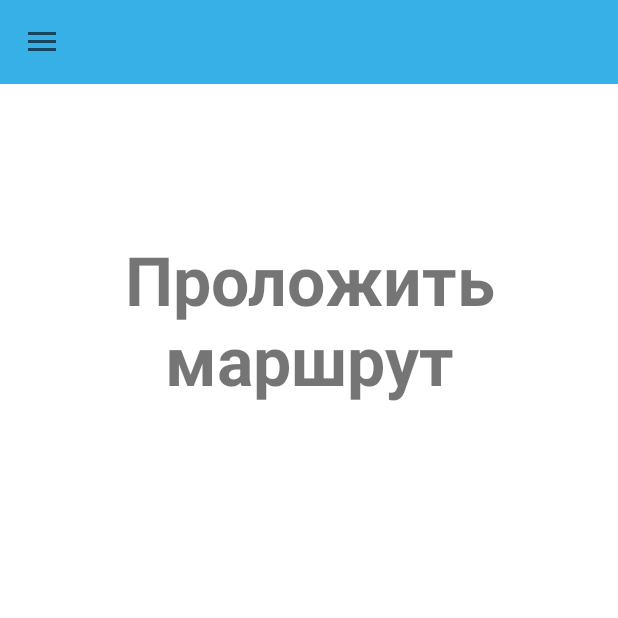
After one commit to ShiringaV/navigo, an Android app: the fragment CreateRoute placed in its activity, on a phone screen of 412 x 824 dp, the top half of it. The commit adds this screen. Run offline under Robolectric (Android 15) with nearby library versions, the phone set to English and light mode, and no system bars; network calls fail.

Commit message:
добавленно еню (в разработке)

```diff
--- /dev/null
+++ b/App/app/src/main/java/navigo/app/CreateRoute.java
@@ -0,0 +1,24 @@
+package navigo.app;
+
+import android.os.Bundle;
+import android.support.annotation.Nullable;
+import android.support.v4.app.Fragment;
+import android.view.LayoutInflater;
+import android.view.View;
+import android.view.ViewGroup;
+
+/**
+ * Created by ASUS 553 on 27.01.2018.
+ */
+
+public class CreateRoute extends Fragment {
+
+    public CreateRoute() {}
+    @Nullable
+    @Override
+    public View onCreateView(LayoutInflater inflater,
+                             @Nullable ViewGroup container, @Nullable Bundle savedInstanceState) {
+        View view = inflater.inflate(R.layout.fragment_route, container, false);
+        return view;
+    }
+}
--- /dev/null
+++ b/App/app/src/main/java/navigo/app/DrawerAdapter.java
@@ -0,0 +1,49 @@
+package navigo.app;
+
+/**
+ * Created by ASUS 553 on 26.01.2018.
+ */
+
+import android.app.Activity;
+import android.content.Context;
+import android.view.LayoutInflater;
+import android.view.View;
+import android.view.ViewGroup;
+import android.widget.ArrayAdapter;
+import android.widget.ImageView;
+import android.widget.TextView;
+
+
+public class DrawerAdapter extends ArrayAdapter<ItemModel> {
+
+    Context mContext;
+    int layoutId;
+    ItemModel data[] = null;
+
+    public DrawerAdapter(Context mContext, int layoutId, ItemModel[] data) {
+        super(mContext, layoutId, data);
+        this.layoutId = layoutId;
+        this.mContext = mContext;
+        this.data = data;
+    }
+
+    @Override
+    public View getView(int position, View convertView, ViewGroup parent) {
+
+        View listItem = convertView;
+
+        LayoutInflater inflater = ((Activity) mContext).getLayoutInflater();
+        listItem = inflater.inflate(layoutId, parent, false);
+
+        ImageView imageIcon = (ImageView) listItem.findViewById(R.id.imageIcon);
+        TextView mName = (TextView) listItem.findViewById(R.id.mName);
+
+        // получаем данные из переданого массива
+        ItemModel model = data[position];
+
+        imageIcon.setImageResource(model.icon);
+        mName.setText(model.name);
+
+        return listItem;
+    }
+}
--- /dev/null
+++ b/App/app/src/main/java/navigo/app/ItemModel.java
@@ -0,0 +1,17 @@
+package navigo.app;
+
+/**
+ * Created by ASUS 553 on 26.01.2018.
+ */
+
+public class ItemModel {
+
+    public int icon;
+    public String name;
+
+    // модель данных используемая в адаптере DrawerItemCustomAdapter
+    public ItemModel(int icon, String name) {
+        this.icon = icon;
+        this.name = name;
+    }
+}
--- a/App/app/src/main/java/navigo/app/MainActivity.java
+++ b/App/app/src/main/java/navigo/app/MainActivity.java
@@ -257,4 +257,6 @@ public class MainActivity extends AppCompatActivity implements View.OnClickListe
         }
         return false;
     }
+
+
 }
--- a/App/app/src/main/java/navigo/app/MapsActivity.java
+++ b/App/app/src/main/java/navigo/app/MapsActivity.java
@@ -5,7 +5,10 @@ import android.database.Cursor;
 import android.database.sqlite.SQLiteDatabase;
 import android.support.v4.app.FragmentActivity;
 import android.os.Bundle;
+import android.support.v4.widget.DrawerLayout;
 import android.util.Log;
+import android.widget.ArrayAdapter;
+import android.widget.ListView;
 
 import com.google.android.gms.maps.CameraUpdateFactory;
 import com.google.android.gms.maps.GoogleMap;
@@ -18,19 +21,56 @@ import java.util.ArrayList;
 import static navigo.app.MainActivity.LOG;
 import static navigo.app.MainActivity.dbVersion;
 
+import android.os.Bundle;
+import android.support.v4.app.Fragment;
+import android.support.v4.app.FragmentManager;
+import android.support.v4.widget.DrawerLayout;
+import android.support.v7.app.ActionBarDrawerToggle;
+import android.support.v7.app.AppCompatActivity;
+import android.support.v7.widget.Toolbar;
+import android.view.MenuItem;
+import android.view.View;
+import android.widget.AdapterView;
+import android.widget.ListView;
 
-public class MapsActivity extends FragmentActivity implements OnMapReadyCallback {
+public class MapsActivity extends FragmentActivity implements  OnMapReadyCallback  {
 
     private GoogleMap mMap;
-    DBHelper dbHelper;
+   DBHelper dbHelper;
+
+    private String[] mItemTitles;
+    private DrawerLayout mDrawerLayout;
+    private ListView mDrawerListView;
+    private Toolbar mToolbar;
+    private CharSequence mTitle;
+    private ActionBarDrawerToggle mDrawerToggle;
+
     @Override
     protected void onCreate(Bundle savedInstanceState) {
         super.onCreate(savedInstanceState);
         setContentView(R.layout.activity_maps);
-        // Obtain the SupportMapFragment and get notified when the map is ready to be used.
+         //Obtain the SupportMapFragment and get notified when the map is ready to be used.
         SupportMapFragment mapFragment = (SupportMapFragment) getSupportFragmentManager()
-                .findFragmentById(R.id.map);
-        mapFragment.getMapAsync(this);
+              .findFragmentById(R.id.map);
+       mapFragment.getMapAsync(this);
+
+
+        mTitle = getTitle();
+        mItemTitles = getResources().getStringArray(R.array.drawer_items);
+        mDrawerLayout = (DrawerLayout) findViewById(R.id.drawer_layout);
+        mDrawerListView = (ListView) findViewById(R.id.left_drawer);
+
+        setupToolbar();
+
+        ItemModel[] dItems = fillDataModel();
+
+        DrawerAdapter adapter = new DrawerAdapter(this, R.layout.item_row, dItems);
+        mDrawerListView.setAdapter(adapter);
+        mDrawerListView.setOnItemClickListener(new ItemClickListener());
+        mDrawerLayout = (DrawerLayout) findViewById(R.id.drawer_layout);
+
+        mDrawerLayout.addDrawerListener(mDrawerToggle);
+        setupDrawerToggle();
     }
 
     @Override
@@ -59,4 +99,82 @@ public class MapsActivity extends FragmentActivity implements OnMapReadyCallback
         mMap.moveCamera(CameraUpdateFactory.newLatLng(startPoint));
         mMap.moveCamera(CameraUpdateFactory.zoomTo(13));
     }
+
+
+    // формируем массив с данными для адаптера
+    private ItemModel[] fillDataModel() {
+        return new ItemModel[]{
+                new ItemModel(android.R.drawable.ic_dialog_email, "Карта"),
+                new ItemModel(android.R.drawable.ic_dialog_info, "Проложить маршрут"),
+                new ItemModel(android.R.drawable.ic_dialog_map, "Настройки")
+        };
+    }
+
+
+
+
+    // по клику на элемент списка устанавливаем нужный фрагмент в контейнер
+    private class ItemClickListener implements ListView.OnItemClickListener {
+
+        @Override
+        public void onItemClick(AdapterView<?> parent, View view, int position, long id) {
+            Fragment fragment = null;
+
+            // на основании выбранного элемента меню
+            // вызываем соответственный ему фрагмент
+            switch (position) {
+                case 0:
+                    fragment = new MyPlaces();
+                    break;
+                case 1:
+                    fragment = new CreateRoute();
+                    break;
+                case 2:
+                    fragment = new Settings();
+                    break;
+
+                default:
+                    break;
+            }
+            if (fragment != null) {
+                FragmentManager fragmentManager = getSupportFragmentManager();
+                fragmentManager.beginTransaction().replace(R.id.map, fragment).commit();
+
+                mDrawerListView.setItemChecked(position, true);
+                mDrawerListView.setSelection(position);
+                setTitle(mItemTitles[position]);
+                mDrawerLayout.closeDrawer(mDrawerListView);
+            }
+        }
+    }
+
+
+    @Override
+    public boolean onOptionsItemSelected(MenuItem item) {
+        return mDrawerToggle.onOptionsItemSelected(item) || super.onOptionsItemSelected(item);
+    }
+
+    @Override
+    public void setTitle(CharSequence title) {
+        mTitle = title;
+      // getSupportActionBar().setTitle(mTitle);
+    }
+
+    @Override
+    protected void onPostCreate(Bundle savedInstanceState) {
+        super.onPostCreate(savedInstanceState);
+        mDrawerToggle.syncState();
+    }
+
+    void setupToolbar() {
+        mToolbar = (Toolbar) findViewById(R.id.toolbar);
+      //  setSupportActionBar(mToolbar);
+    }
+
+    void setupDrawerToggle() {
+        mDrawerToggle = new ActionBarDrawerToggle(this, mDrawerLayout, mToolbar, R.string.app_name, R.string.app_name);
+        // Это необходимо для изменения иконки на основании текущего состояния
+        mDrawerToggle.syncState();
+    }
+
 }
--- a/App/app/src/main/res/layout/activity_maps.xml
+++ b/App/app/src/main/res/layout/activity_maps.xml
@@ -1,8 +1,35 @@
-<fragment xmlns:android="http://schemas.android.com/apk/res/android"
-    xmlns:map="http://schemas.android.com/apk/res-auto"
-    xmlns:tools="http://schemas.android.com/tools"
-    android:id="@+id/map"
-    android:name="com.google.android.gms.maps.SupportMapFragment"
-    android:layout_width="match_parent"
+
+
+<android.support.v4.widget.DrawerLayout
+xmlns:android="http://schemas.android.com/apk/res/android"
+android:id="@+id/drawer_layout"
+android:layout_width="match_parent"
+android:layout_height="match_parent">
+    <LinearLayout
+        android:layout_width="match_parent"
+        android:layout_height="match_parent"
+        android:orientation="vertical">
+
+    <include
+        android:id="@+id/toolbar"
+        layout="@layout/toolbar" />
+<!-- The main content view -->
+    <fragment
+        xmlns:tools="http://schemas.android.com/tools"
+        android:id="@+id/map"
+        android:name="com.google.android.gms.maps.SupportMapFragment"
+        android:layout_width="match_parent"
+        android:layout_height="match_parent"
+        tools:context="navigo.app.MapsActivity" />
+    </LinearLayout>
+
+<!-- The navigation drawer -->
+<ListView android:id="@+id/left_drawer"
+    android:layout_width="240dp"
     android:layout_height="match_parent"
-    tools:context="navigo.app.MapsActivity" />
+    android:layout_gravity="start"
+    android:choiceMode="singleChoice"
+    android:divider="@android:color/transparent"
+    android:dividerHeight="0dp"
+    android:background="#fdf9f9"/>
+</android.support.v4.widget.DrawerLayout>
--- /dev/null
+++ b/App/app/src/main/res/layout/fragment_route.xml
@@ -0,0 +1,18 @@
+<?xml version="1.0" encoding="utf-8"?>
+<RelativeLayout xmlns:android="http://schemas.android.com/apk/res/android"
+    android:layout_width="match_parent"
+    android:layout_height="match_parent"
+    android:background="#ffffff"
+    android:orientation="vertical">
+
+    <TextView
+        android:id="@+id/label_route"
+        android:layout_width="match_parent"
+        android:layout_height="wrap_content"
+        android:layout_alignParentTop="true"
+        android:layout_marginTop="100dp"
+        android:gravity="center_horizontal"
+        android:text="@string/fragment_route_text"
+        android:textSize="45sp"
+        android:textStyle="bold" />
+</RelativeLayout>
--- /dev/null
+++ b/App/app/src/main/res/layout/toolbar.xml
@@ -0,0 +1,10 @@
+<?xml version="1.0" encoding="utf-8"?>
+<android.support.v7.widget.Toolbar xmlns:android="http://schemas.android.com/apk/res/android"
+    xmlns:local="http://schemas.android.com/apk/res-auto"
+    android:id="@+id/toolbar"
+    android:layout_width="match_parent"
+    android:layout_height="wrap_content"
+    android:background="?attr/colorPrimary"
+    android:minHeight="?attr/actionBarSize"
+    local:popupTheme="@style/ThemeOverlay.AppCompat.Light"
+    local:theme="@style/ThemeOverlay.AppCompat.Dark.ActionBar" />
--- a/App/app/src/main/res/values/colors.xml
+++ b/App/app/src/main/res/values/colors.xml
@@ -1,7 +1,7 @@
 <?xml version="1.0" encoding="utf-8"?>
 <resources>
-    <color name="colorPrimary">#3F51B5</color>
-    <color name="colorPrimaryDark">#303F9F</color>
-    <color name="colorAccent">#FF4081</color>
+    <color name="colorPrimary">#37afe7</color>
+    <color name="colorPrimaryDark">#65caf9</color>
+    <color name="colorAccent">#1bc7ca</color>
     <color name="colorWhite">#FFFFFF</color>
 </resources>
--- a/App/app/src/main/res/values/strings.xml
+++ b/App/app/src/main/res/values/strings.xml
@@ -1,4 +1,13 @@
 <resources>
     <string name="app_name">NaviGO</string>
     <string name="title_activity_maps">Map</string>
+
+    <string-array name="drawer_items">
+        <item>Карта</item>
+        <item>Проложить маршрут</item>
+        <item>Настройки</item>
+    </string-array>
+    <string name="fragment_places_text">Карта</string>
+    <string name="fragment_route_text">Проложить маршрут</string>
+    <string name="fragment_settings_text">Настройки</string>
 </resources>
--- a/App/app/src/main/res/values/styles.xml
+++ b/App/app/src/main/res/values/styles.xml
@@ -12,4 +12,10 @@
         <item name="android:windowBackground">@drawable/splash</item>
     </style>
 
+    <style name="ToolbarTheme" parent="Theme.AppCompat.Light.NoActionBar">
+        <item name="colorPrimary">@color/colorPrimary</item>
+        <item name="colorPrimaryDark">@color/colorPrimaryDark</item>
+        <item name="colorAccent">@color/colorAccent</item>
+    </style>
+
 </resources>
```
Also changed, not shown: App/app/src/main/java/navigo/app/MyPlaces.java (added, +25 -0 lines), App/app/src/main/java/navigo/app/Settings.java (added, +25 -0 lines), App/app/src/main/res/layout/fragment_places.xml (added, +18 -0 lines), App/app/src/main/res/layout/fragment_settings.xml (added, +18 -0 lines), App/app/src/main/res/layout/item_row.xml (added, +29 -0 lines).
